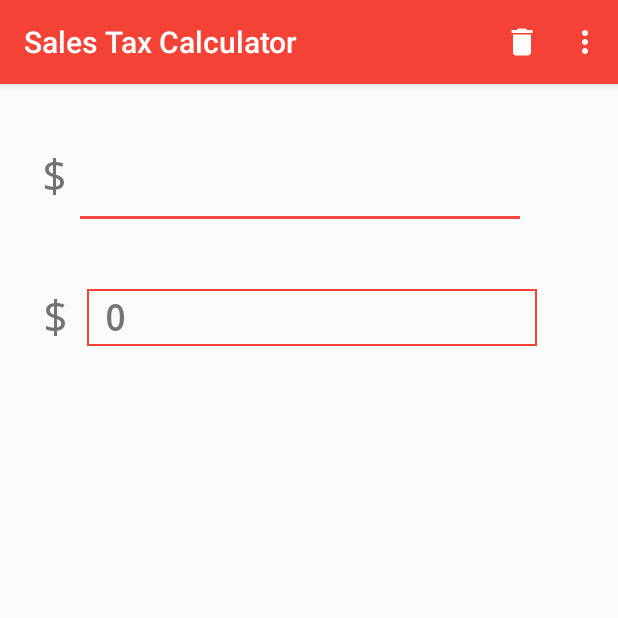
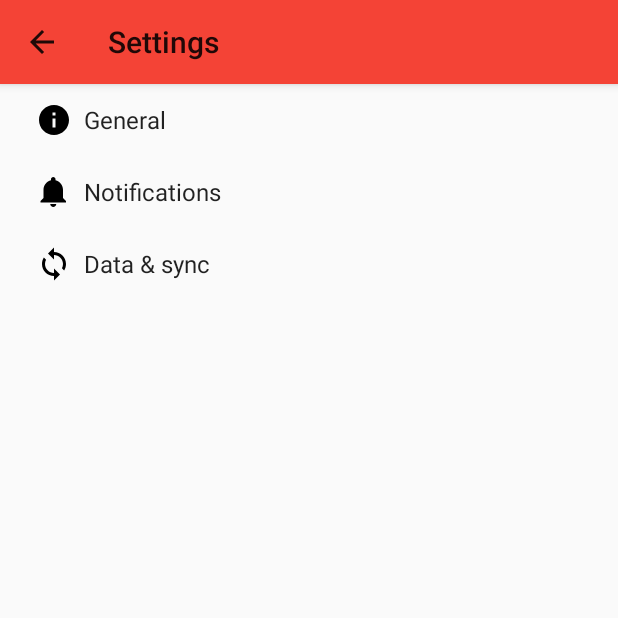
Before and after one commit to teddy-gustiaux/canadian-sales-tax-calculator, an Android app: the screen it shows after launch (MainActivity before the commit, SettingsActivity after it), in the options menu, after a tap on "Settings", on a phone screen of 412 x 824 dp, the top half of it. Run offline under Robolectric (Android 15) with nearby library versions, the phone set to English and light mode, and no system bars.

Commit message:
Added the boilerplate for the app settings

```diff
--- /dev/null
+++ b/app/src/main/java/com/gustiaux/canadiansalestaxcalculator/AppCompatPreferenceActivity.java
@@ -0,0 +1,109 @@
+package com.gustiaux.canadiansalestaxcalculator;
+
+import android.content.res.Configuration;
+import android.os.Bundle;
+import android.preference.PreferenceActivity;
+import android.support.annotation.LayoutRes;
+import android.support.annotation.Nullable;
+import android.support.v7.app.ActionBar;
+import android.support.v7.app.AppCompatDelegate;
+import android.support.v7.widget.Toolbar;
+import android.view.MenuInflater;
+import android.view.View;
+import android.view.ViewGroup;
+
+/**
+ * A {@link android.preference.PreferenceActivity} which implements and proxies the necessary calls
+ * to be used with AppCompat.
+ */
+public abstract class AppCompatPreferenceActivity extends PreferenceActivity {
+
+    private AppCompatDelegate mDelegate;
+
+    @Override
+    protected void onCreate(Bundle savedInstanceState) {
+        getDelegate().installViewFactory();
+        getDelegate().onCreate(savedInstanceState);
+        super.onCreate(savedInstanceState);
+    }
+
+    @Override
+    protected void onPostCreate(Bundle savedInstanceState) {
+        super.onPostCreate(savedInstanceState);
+        getDelegate().onPostCreate(savedInstanceState);
+    }
+
+    public ActionBar getSupportActionBar() {
+        return getDelegate().getSupportActionBar();
+    }
+
+    public void setSupportActionBar(@Nullable Toolbar toolbar) {
+        getDelegate().setSupportActionBar(toolbar);
+    }
+
+    @Override
+    public MenuInflater getMenuInflater() {
+        return getDelegate().getMenuInflater();
+    }
+
+    @Override
+    public void setContentView(@LayoutRes int layoutResID) {
+        getDelegate().setContentView(layoutResID);
+    }
+
+    @Override
+    public void setContentView(View view) {
+        getDelegate().setContentView(view);
+    }
+
+    @Override
+    public void setContentView(View view, ViewGroup.LayoutParams params) {
+        getDelegate().setContentView(view, params);
+    }
+
+    @Override
+    public void addContentView(View view, ViewGroup.LayoutParams params) {
+        getDelegate().addContentView(view, params);
+    }
+
+    @Override
+    protected void onPostResume() {
+        super.onPostResume();
+        getDelegate().onPostResume();
+    }
+
+    @Override
+    protected void onTitleChanged(CharSequence title, int color) {
+        super.onTitleChanged(title, color);
+        getDelegate().setTitle(title);
+    }
+
+    @Override
+    public void onConfigurationChanged(Configuration newConfig) {
+        super.onConfigurationChanged(newConfig);
+        getDelegate().onConfigurationChanged(newConfig);
+    }
+
+    @Override
+    protected void onStop() {
+        super.onStop();
+        getDelegate().onStop();
+    }
+
+    @Override
+    protected void onDestroy() {
+        super.onDestroy();
+        getDelegate().onDestroy();
+    }
+
+    public void invalidateOptionsMenu() {
+        getDelegate().invalidateOptionsMenu();
+    }
+
+    private AppCompatDelegate getDelegate() {
+        if (mDelegate == null) {
+            mDelegate = AppCompatDelegate.create(this, null);
+        }
+        return mDelegate;
+    }
+}
--- a/app/src/main/java/com/gustiaux/canadiansalestaxcalculator/MainActivity.java
+++ b/app/src/main/java/com/gustiaux/canadiansalestaxcalculator/MainActivity.java
@@ -1,5 +1,6 @@
 package com.gustiaux.canadiansalestaxcalculator;
 
+import android.content.Intent;
 import android.os.Bundle;
 import android.support.v7.app.AppCompatActivity;
 import android.support.v7.widget.Toolbar;
@@ -45,7 +46,8 @@ public class MainActivity extends AppCompatActivity {
         // as you specify a parent activity in AndroidManifest.xml.
         switch (item.getItemId()) {
             case R.id.action_settings:
-                // User chose the "Settings" item, show the app settings UI...
+                Intent settings = new Intent(this, SettingsActivity.class);
+                this.startActivity(settings);
                 return true;
 
             case R.id.action_clear:
--- /dev/null
+++ b/app/src/main/res/drawable/ic_info_black_24dp.xml
@@ -0,0 +1,9 @@
+<vector xmlns:android="http://schemas.android.com/apk/res/android"
+    android:width="24dp"
+    android:height="24dp"
+    android:viewportHeight="24.0"
+    android:viewportWidth="24.0">
+    <path
+        android:fillColor="#FF000000"
+        android:pathData="M12,2C6.48,2 2,6.48 2,12s4.48,10 10,10 10,-4.48 10,-10S17.52,2 12,2zm1,15h-2v-6h2v6zm0,-8h-2V7h2v2z" />
+</vector>
--- /dev/null
+++ b/app/src/main/res/drawable/ic_notifications_black_24dp.xml
@@ -0,0 +1,9 @@
+<vector xmlns:android="http://schemas.android.com/apk/res/android"
+    android:width="24dp"
+    android:height="24dp"
+    android:viewportHeight="24.0"
+    android:viewportWidth="24.0">
+    <path
+        android:fillColor="#FF000000"
+        android:pathData="M11.5,22c1.1,0 2,-0.9 2,-2h-4c0,1.1 0.9,2 2,2zm6.5,-6v-5.5c0,-3.07 -2.13,-5.64 -5,-6.32V3.5c0,-0.83 -0.67,-1.5 -1.5,-1.5S10,2.67 10,3.5v0.68c-2.87,0.68 -5,3.25 -5,6.32V16l-2,2v1h17v-1l-2,-2z" />
+</vector>
--- /dev/null
+++ b/app/src/main/res/drawable/ic_sync_black_24dp.xml
@@ -0,0 +1,9 @@
+<vector xmlns:android="http://schemas.android.com/apk/res/android"
+    android:width="24dp"
+    android:height="24dp"
+    android:viewportHeight="24.0"
+    android:viewportWidth="24.0">
+    <path
+        android:fillColor="#FF000000"
+        android:pathData="M12 4V1L8 5l4 4V6c3.31 0 6 2.69 6 6 0 1.01,-.25 1.97,-.7 2.8l1.46 1.46C19.54 15.03 20 13.57 20 12c0,-4.42,-3.58,-8,-8,-8zm0 14c-3.31 0,-6,-2.69,-6,-6 0,-1.01.25,-1.97.7,-2.8L5.24 7.74C4.46 8.97 4 10.43 4 12c0 4.42 3.58 8 8 8v3l4,-4,-4,-4v3z" />
+</vector>
--- a/app/src/main/res/menu/menu_main.xml
+++ b/app/src/main/res/menu/menu_main.xml
@@ -13,5 +13,5 @@
         android:id="@+id/action_settings"
         android:orderInCategory="100"
         android:title="@string/action_settings"
-        app:showAsAction="never" />
+        app:showAsAction="never"/>
 </menu>
--- a/app/src/main/res/values/strings.xml
+++ b/app/src/main/res/values/strings.xml
@@ -8,4 +8,77 @@
     <string name="input_too_long">"This item is probably too expensive..."</string>
     <string name="dollarSign">$</string>
     <string name="clear_button">Clear</string>
+    <string name="title_activity_settings">Settings</string>
+
+    <!-- Strings related to Settings -->
+
+    <!-- Example General settings -->
+    <string name="pref_header_general">General</string>
+
+    <string name="pref_title_social_recommendations">Enable social recommendations</string>
+    <string name="pref_description_social_recommendations">Recommendations for people to contact
+        based on your message history
+    </string>
+
+    <string name="pref_title_display_name">Display name</string>
+    <string name="pref_default_display_name">John Smith</string>
+
+    <string name="pref_title_add_friends_to_messages">Add friends to messages</string>
+    <string-array name="pref_example_list_titles">
+        <item>Always</item>
+        <item>When possible</item>
+        <item>Never</item>
+    </string-array>
+    <string-array name="pref_example_list_values">
+        <item>1</item>
+        <item>0</item>
+        <item>-1</item>
+    </string-array>
+
+    <!-- Example settings for Data & Sync -->
+    <string name="pref_header_data_sync">Data &amp; sync</string>
+
+    <string name="pref_title_sync_frequency">Sync frequency</string>
+    <string-array name="pref_sync_frequency_titles">
+        <item>15 minutes</item>
+        <item>30 minutes</item>
+        <item>1 hour</item>
+        <item>3 hours</item>
+        <item>6 hours</item>
+        <item>Never</item>
+    </string-array>
+    <string-array name="pref_sync_frequency_values">
+        <item>15</item>
+        <item>30</item>
+        <item>60</item>
+        <item>180</item>
+        <item>360</item>
+        <item>-1</item>
+    </string-array>
+
+    <string-array name="list_preference_entries">
+        <item>Entry 1</item>
+        <item>Entry 2</item>
+        <item>Entry 3</item>
+    </string-array>
+
+    <string-array name="list_preference_entry_values">
+        <item>1</item>
+        <item>2</item>
+        <item>3</item>
+    </string-array>
+
+    <string-array name="multi_select_list_preference_default_value" />
+
+    <string name="pref_title_system_sync_settings">System sync settings</string>
+
+    <!-- Example settings for Notifications -->
+    <string name="pref_header_notifications">Notifications</string>
+
+    <string name="pref_title_new_message_notifications">New message notifications</string>
+
+    <string name="pref_title_ringtone">Ringtone</string>
+    <string name="pref_ringtone_silent">Silent</string>
+
+    <string name="pref_title_vibrate">Vibrate</string>
 </resources>
--- a/app/src/main/res/values/styles.xml
+++ b/app/src/main/res/values/styles.xml
@@ -1,7 +1,7 @@
 <resources>
 
     <!-- Base application theme. -->
-    <style name="AppTheme" parent="Theme.AppCompat.Light.NoActionBar">
+    <style name="AppTheme" parent="Theme.AppCompat.Light">
         <!-- Customize your theme here. -->
         <item name="colorPrimary">@color/colorPrimary</item>
         <item name="colorPrimaryDark">@android:color/holo_red_dark</item>
--- /dev/null
+++ b/app/src/main/res/xml/pref_data_sync.xml
@@ -0,0 +1,21 @@
+<PreferenceScreen xmlns:android="http://schemas.android.com/apk/res/android">
+
+    <!-- NOTE: Hide buttons to simplify the UI. Users can touch outside the dialog to
+         dismiss it. -->
+    <!-- NOTE: ListPreference's summary should be set to its value by the activity code. -->
+    <ListPreference
+        android:defaultValue="180"
+        android:entries="@array/pref_sync_frequency_titles"
+        android:entryValues="@array/pref_sync_frequency_values"
+        android:key="sync_frequency"
+        android:negativeButtonText="@null"
+        android:positiveButtonText="@null"
+        android:title="@string/pref_title_sync_frequency" />
+
+    <!-- This preference simply launches an intent when selected. Use this UI sparingly, per
+         design guidelines. -->
+    <Preference android:title="@string/pref_title_system_sync_settings">
+        <intent android:action="android.settings.SYNC_SETTINGS" />
+    </Preference>
+
+</PreferenceScreen>
--- /dev/null
+++ b/app/src/main/res/xml/pref_general.xml
@@ -0,0 +1,33 @@
+<PreferenceScreen xmlns:android="http://schemas.android.com/apk/res/android">
+
+    <SwitchPreference
+        android:defaultValue="true"
+        android:key="example_switch"
+        android:summary="@string/pref_description_social_recommendations"
+        android:title="@string/pref_title_social_recommendations" />
+
+    <!-- NOTE: EditTextPreference accepts EditText attributes. -->
+    <!-- NOTE: EditTextPreference's summary should be set to its value by the activity code. -->
+    <EditTextPreference
+        android:capitalize="words"
+        android:defaultValue="@string/pref_default_display_name"
+        android:inputType="textCapWords"
+        android:key="example_text"
+        android:maxLines="1"
+        android:selectAllOnFocus="true"
+        android:singleLine="true"
+        android:title="@string/pref_title_display_name" />
+
+    <!-- NOTE: Hide buttons to simplify the UI. Users can touch outside the dialog to
+         dismiss it. -->
+    <!-- NOTE: ListPreference's summary should be set to its value by the activity code. -->
+    <ListPreference
+        android:defaultValue="-1"
+        android:entries="@array/pref_example_list_titles"
+        android:entryValues="@array/pref_example_list_values"
+        android:key="example_list"
+        android:negativeButtonText="@null"
+        android:positiveButtonText="@null"
+        android:title="@string/pref_title_add_friends_to_messages" />
+
+</PreferenceScreen>
--- /dev/null
+++ b/app/src/main/res/xml/pref_headers.xml
@@ -0,0 +1,20 @@
+<preference-headers xmlns:android="http://schemas.android.com/apk/res/android">
+
+    <!-- These settings headers are only used on tablets. -->
+
+    <header
+        android:fragment="com.gustiaux.canadiansalestaxcalculator.SettingsActivity$GeneralPreferenceFragment"
+        android:icon="@drawable/ic_info_black_24dp"
+        android:title="@string/pref_header_general" />
+
+    <header
+        android:fragment="com.gustiaux.canadiansalestaxcalculator.SettingsActivity$NotificationPreferenceFragment"
+        android:icon="@drawable/ic_notifications_black_24dp"
+        android:title="@string/pref_header_notifications" />
+
+    <header
+        android:fragment="com.gustiaux.canadiansalestaxcalculator.SettingsActivity$DataSyncPreferenceFragment"
+        android:icon="@drawable/ic_sync_black_24dp"
+        android:title="@string/pref_header_data_sync" />
+
+</preference-headers>
--- /dev/null
+++ b/app/src/main/res/xml/pref_notification.xml
@@ -0,0 +1,27 @@
+<PreferenceScreen xmlns:android="http://schemas.android.com/apk/res/android">
+
+    <!-- A 'parent' preference, which enables/disables child preferences (below)
+         when checked/unchecked. -->
+    <SwitchPreference
+        android:defaultValue="true"
+        android:key="notifications_new_message"
+        android:title="@string/pref_title_new_message_notifications" />
+
+    <!-- Allows the user to choose a ringtone in the 'notification' category. -->
+    <!-- NOTE: This preference will be enabled only when the checkbox above is checked. -->
+    <!-- NOTE: RingtonePreference's summary should be set to its value by the activity code. -->
+    <RingtonePreference
+        android:defaultValue="content://settings/system/notification_sound"
+        android:dependency="notifications_new_message"
+        android:key="notifications_new_message_ringtone"
+        android:ringtoneType="notification"
+        android:title="@string/pref_title_ringtone" />
+
+    <!-- NOTE: This preference will be enabled only when the checkbox above is checked. -->
+    <SwitchPreference
+        android:defaultValue="true"
+        android:dependency="notifications_new_message"
+        android:key="notifications_new_message_vibrate"
+        android:title="@string/pref_title_vibrate" />
+
+</PreferenceScreen>
```
Also changed, not shown: app/build.gradle (+5 -2 lines), app/src/main/AndroidManifest.xml (+11 -2 lines), app/src/main/java/com/gustiaux/canadiansalestaxcalculator/SettingsActivity.java (added, +267 -0 lines).
